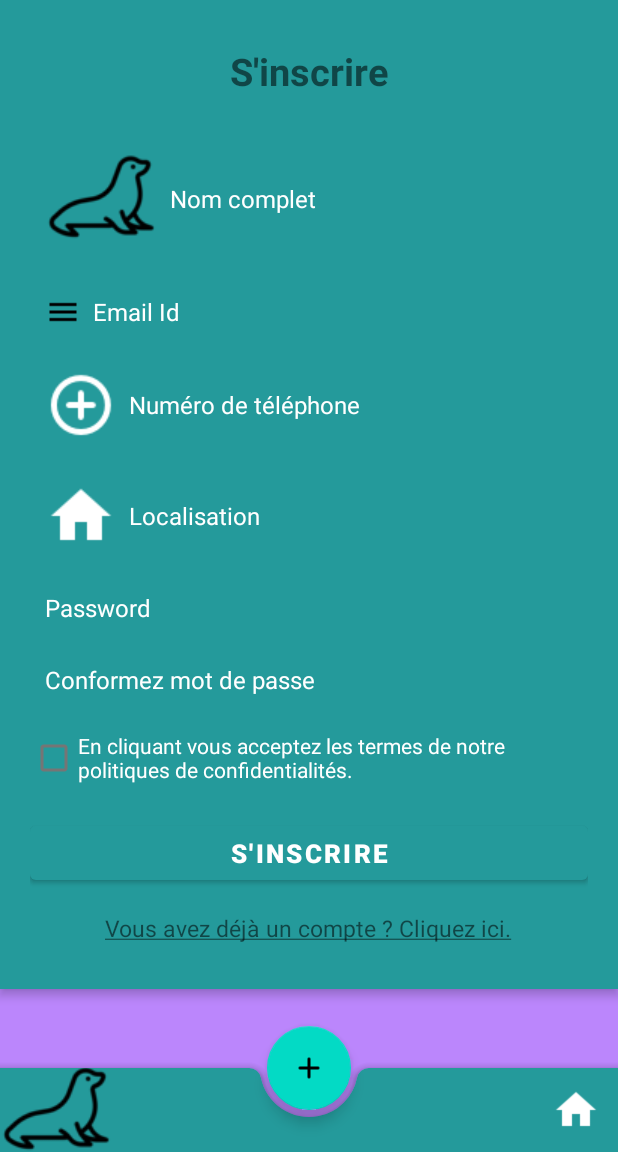
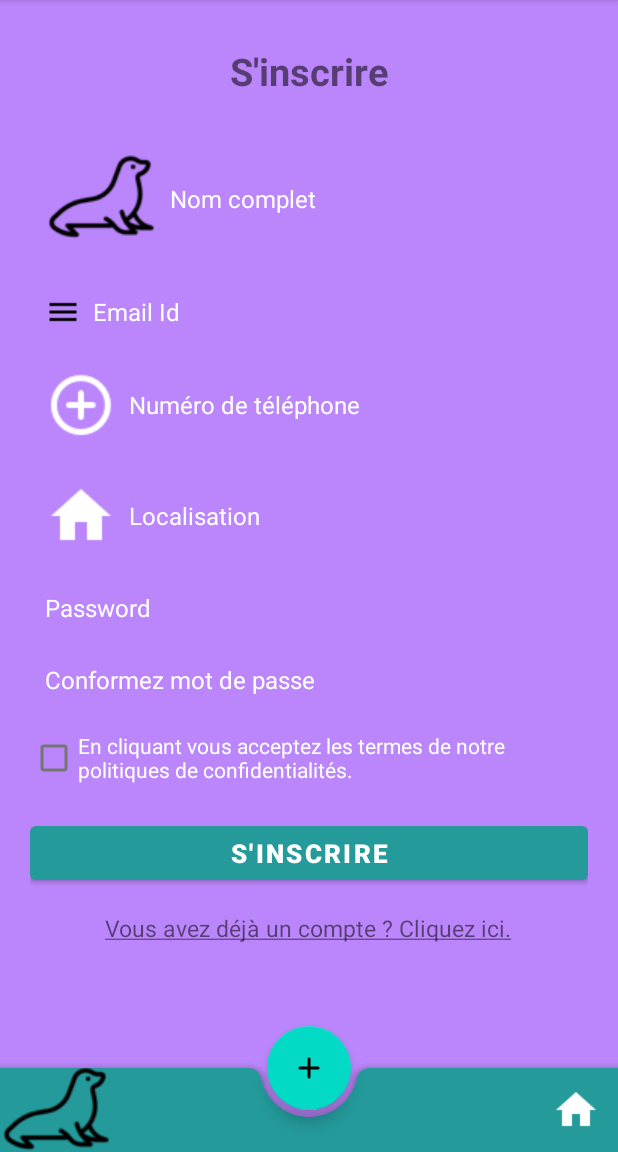
Before and after one commit to Beauget/HMIN205LeBonPetitCoin, an Android app: the fragment SignUpFragment placed in its activity, on a phone screen of 412 x 824 dp, the part 84-1236 px from its top. Run offline under Robolectric (Android 15) with nearby library versions, the phone set to English and light mode, and no system bars; our stand-ins replace Firebase (no records; nobody signed in at launch, a user with empty details on screens opened directly); libraries missing offline, so code that uses them is left out: com.firebase.ui.

Commit message:
fill parent dans les connexion + style enlevé

```diff
--- a/app/src/main/res/layout/fragment_signin.xml
+++ b/app/src/main/res/layout/fragment_signin.xml
@@ -1,10 +1,9 @@
 <?xml version="1.0" encoding="utf-8"?>
 <LinearLayout xmlns:android="http://schemas.android.com/apk/res/android"
     android:layout_width="fill_parent"
-    android:layout_height="wrap_content"
+    android:layout_height="fill_parent"
     android:orientation="vertical"
     android:padding="20dp"
-    style="@style/Widget.MaterialComponents.AppBarLayout.Primary"
     >
 
 
--- a/app/src/main/res/layout/fragment_signup.xml
+++ b/app/src/main/res/layout/fragment_signup.xml
@@ -1,11 +1,10 @@
 <?xml version="1.0" encoding="utf-8"?>
 <LinearLayout xmlns:android="http://schemas.android.com/apk/res/android"
     android:layout_width="fill_parent"
-    android:layout_height="wrap_content"
+    android:layout_height="fill_parent"
     android:orientation="vertical"
     android:padding="20dp"
     android:id="@+id/signup"
-    style="@style/Widget.MaterialComponents.AppBarLayout.Primary"
     >
 
 
```
Also changed, not shown: 289 other files.
